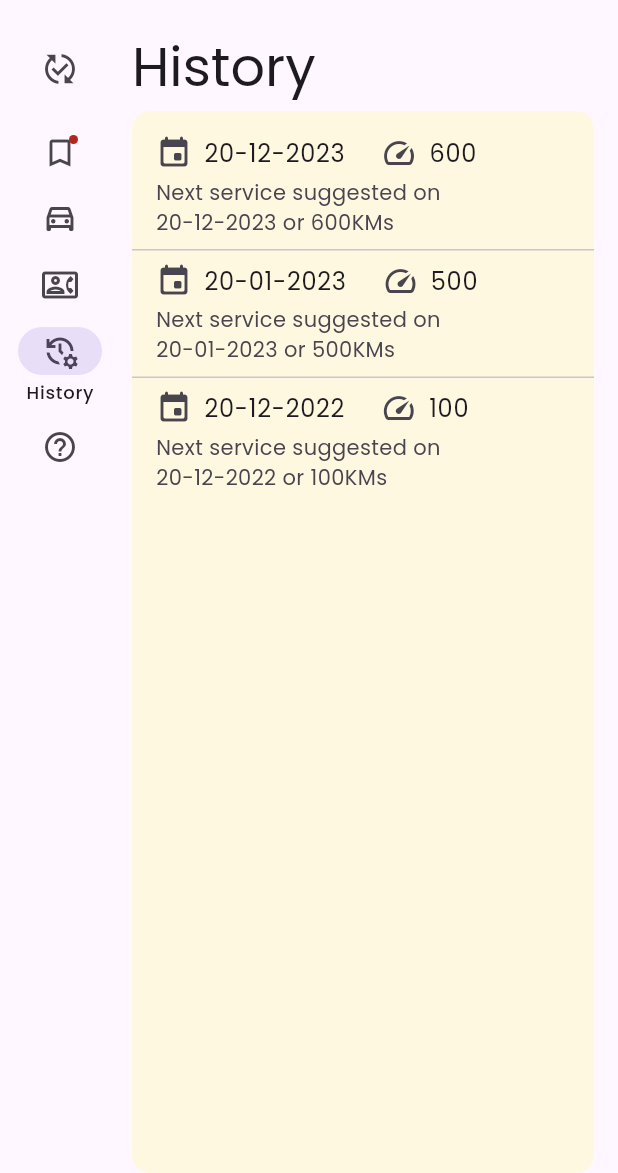
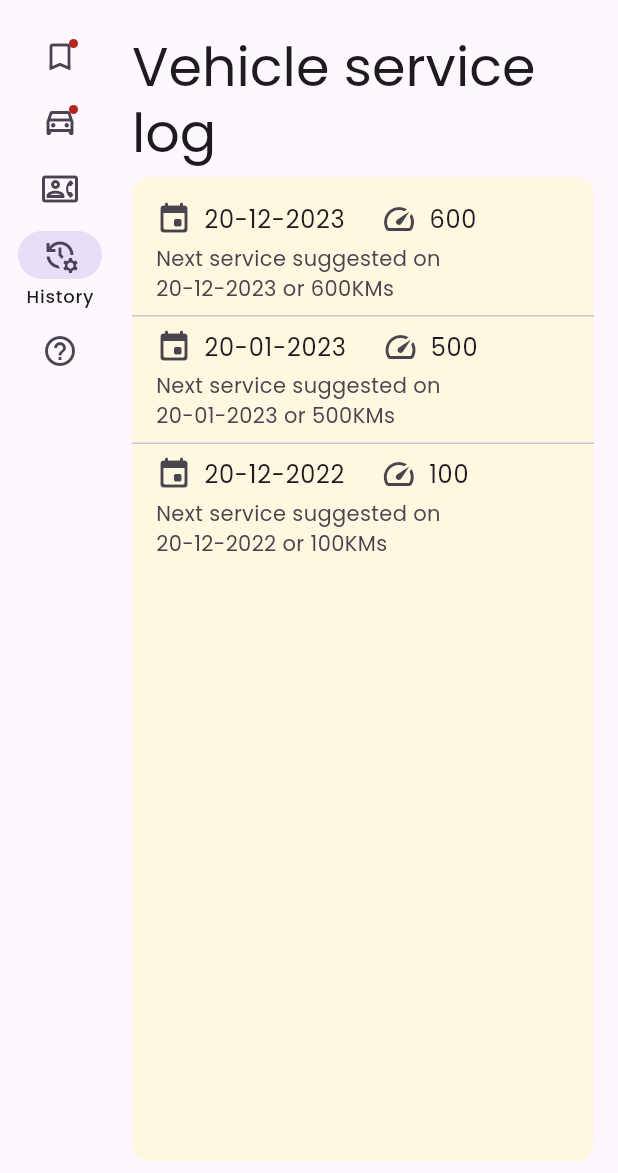
Before and after one commit to omkartapale/pitstop_service, a Flutter app: the screen it shows after launch, after a tap on "Vehicle", after a tap on "Contact", after a tap on "History", on a phone screen of 412 x 824 dp, the part 63-1236 px from its top. Run offline on Flutter 3.47's test engine with Material 3 defaults, Android fonts, the phone set to English and light mode, and no system bars; our stand-ins replace google_fonts; missing offline and left inert: o3d.

Commit message:
improve (UI): Minor UI corrections
- Add KD's Pitstop logo to asset
- Change titles for all screen
- Add bottom space on all screen
- Remove leading icon button from NavigationRail
- Add Appbar leading button functionality to switch to default screen
- Add demo alert badge to Vehicle NavRail option
- Create demo alert UI for Due service card
- Replace logo on About screen
- Change placements for cards in horizontal
- Remove Garage Emergency contact tile

```diff
--- a/lib/app.dart
+++ b/lib/app.dart
@@ -40,7 +40,14 @@ class _ServiceAppState extends State<ServiceApp> {
   Widget build(BuildContext context) {
     return Scaffold(
       appBar: AppBar(
-        leading: const Icon(Icons.published_with_changes, size: 24),
+        leading: IconButton(
+          icon: const Icon(Icons.published_with_changes),
+          onPressed: () {
+            setState(() {
+              _selectedIndex = 0;
+            });
+          },
+        ),
         leadingWidth: 80,
         title: const Text('KD\'s Pitstop Service'),
       ),
@@ -48,14 +55,14 @@ class _ServiceAppState extends State<ServiceApp> {
         child: Row(
           children: <Widget>[
             NavigationRail(
-              leading: Column(
-                children: [
-                  IconButton(
-                      icon: const Icon(Icons.published_with_changes),
-                      onPressed: () {}),
-                  const SizedBox(height: 8.0),
-                ],
-              ),
+              // leading: Column(
+              //   children: [
+              //     IconButton(
+              //         icon: const Icon(Icons.published_with_changes),
+              //         onPressed: () {}),
+              //     const SizedBox(height: 8.0),
+              //   ],
+              // ),
               // leading:
               //     IconButton(icon: const Icon(Icons.menu), onPressed: () {}),
               // trailing: FloatingActionButton(
@@ -80,8 +87,8 @@ class _ServiceAppState extends State<ServiceApp> {
                   label: Text('Service'),
                 ),
                 NavigationRailDestination(
-                  icon: Icon(Icons.time_to_leave_outlined),
-                  selectedIcon: Icon(Icons.time_to_leave),
+                  icon: Badge(child: Icon(Icons.time_to_leave_outlined)),
+                  selectedIcon: Badge(child: Icon(Icons.time_to_leave)),
                   label: Text('Vehicle'),
                 ),
                 NavigationRailDestination(
--- a/lib/pages/about.dart
+++ b/lib/pages/about.dart
@@ -31,7 +31,7 @@ class _AboutState extends State<About> {
         Container(
           padding: const EdgeInsets.all(8),
           child: Text(
-            'About',
+            'About KD\'s software',
             style: Theme.of(context).textTheme.displaySmall,
           ),
         ),
@@ -50,13 +50,13 @@ class _AboutState extends State<About> {
                     onTap: _incrementCounter,
                     splashColor: Colors.transparent,
                     highlightColor: Colors.transparent,
-                    child: const FlutterLogo(size: 80),
+                    child: Image.asset('assets/logo.png'),
                   ),
-                  const SizedBox(height: 8.0),
-                  Text(
-                    'KD\'s Pitstop',
-                    style: Theme.of(context).textTheme.displaySmall,
-                  ),
+                  // const SizedBox(height: 8.0),
+                  // Text(
+                  //   'KD\'s Pitstop',
+                  //   style: Theme.of(context).textTheme.displaySmall,
+                  // ),
                   Text(
                     'Service Log Application',
                     style: Theme.of(context).textTheme.titleLarge,
@@ -88,6 +88,7 @@ class _AboutState extends State<About> {
             ),
           ),
         ),
+        const SizedBox(height: 8.0),
       ],
     );
   }
--- a/lib/pages/contact.dart
+++ b/lib/pages/contact.dart
@@ -12,18 +12,24 @@ class Contact extends StatelessWidget {
           Container(
             padding: const EdgeInsets.all(8),
             child: Text(
-              'KD\'s Pitstop at your service',
+              'Pitstop at your service',
               style: Theme.of(context).textTheme.displaySmall,
             ),
           ),
-          Card(
+          Row(
+            crossAxisAlignment: CrossAxisAlignment.start,
+            children: [
+              Expanded(
+                flex: 3,
+                child: Card(
                   // color: Colors.red.shade100,
                   shadowColor: Colors.transparent,
-            margin: const EdgeInsets.only(left: 8.0, right: 16.0),
+                  margin: const EdgeInsets.only(left: 8.0, right: 8.0),
                   clipBehavior: Clip.hardEdge,
                   child: Container(
                     padding: const EdgeInsets.all(16.0),
-              alignment: Alignment.topLeft,
+                    // alignment: Alignment.topLeft,
+
                     child: Column(
                       // mainAxisAlignment: MainAxisAlignment.center,
                       crossAxisAlignment: CrossAxisAlignment.start,
@@ -62,8 +68,7 @@ class Contact extends StatelessWidget {
                           '+91 855 485 1010',
                         ),
                         const SizedBox(height: 16.0),
-                  OverflowBar(
-                    // alignment: MainAxisAlignment.end,
+                        Wrap(
                           children: [
                             TextButton.icon(
                               onPressed: () {},
@@ -81,8 +86,10 @@ class Contact extends StatelessWidget {
                     ),
                   ),
                 ),
-          const SizedBox(height: 16.0),
-          Card(
+              ),
+              Expanded(
+                flex: 5,
+                child: Card(
                   color: Colors.red.shade100,
                   shadowColor: Colors.transparent,
                   margin: const EdgeInsets.only(left: 8.0, right: 16.0),
@@ -118,7 +125,8 @@ class Contact extends StatelessWidget {
                           icon: const Icon(Icons.phone),
                         ),
                         onLongPress: () {
-                    ScaffoldMessenger.of(context).showSnackBar(const SnackBar(
+                          ScaffoldMessenger.of(context)
+                              .showSnackBar(const SnackBar(
                             content: Text(
                               'Edit emergency contact',
                               textAlign: TextAlign.center,
@@ -137,7 +145,8 @@ class Contact extends StatelessWidget {
                           icon: const Icon(Icons.phone),
                         ),
                         onLongPress: () {
-                    ScaffoldMessenger.of(context).showSnackBar(const SnackBar(
+                          ScaffoldMessenger.of(context)
+                              .showSnackBar(const SnackBar(
                             content: Text(
                               'Edit emergency contact',
                               textAlign: TextAlign.center,
@@ -145,19 +154,19 @@ class Contact extends StatelessWidget {
                           ));
                         },
                       ),
-                ListTile(
-                  leading: const Icon(Icons.car_repair),
-                  title: const Text('Emergency Garage'),
-                  subtitle: const Text(
-                    'KD Car Care Service Helpline\n'
-                    '+91 855 485 1010',
-                  ),
-                  trailing: IconButton.filled(
-                    onPressed: () {},
-                    color: Colors.white,
-                    icon: const Icon(Icons.phone),
-                  ),
-                ),
+                      // ListTile(
+                      //   leading: const Icon(Icons.car_repair),
+                      //   title: const Text('Emergency Garage'),
+                      //   subtitle: const Text(
+                      //     'KD Car Care Service Helpline\n'
+                      //     '+91 855 485 1010',
+                      //   ),
+                      //   trailing: IconButton.filled(
+                      //     onPressed: () {},
+                      //     color: Colors.white,
+                      //     icon: const Icon(Icons.phone),
+                      //   ),
+                      // ),
                       ListTile(
                         leading: const Icon(Icons.assistant_direction_outlined),
                         title: const Text('NHAI Toll Free Helpline 24x7'),
@@ -176,6 +185,10 @@ class Contact extends StatelessWidget {
                     ],
                   ),
                 ),
+              ),
+            ],
+          ),
+          const SizedBox(height: 8.0),
         ],
       ),
     );
--- a/lib/pages/history.dart
+++ b/lib/pages/history.dart
@@ -18,7 +18,7 @@ class History extends StatelessWidget {
         Container(
           padding: const EdgeInsets.all(8),
           child: Text(
-            'History',
+            'Vehicle service log',
             style: Theme.of(context).textTheme.displaySmall,
           ),
         ),
@@ -82,6 +82,7 @@ class History extends StatelessWidget {
             ),
           ),
         ),
+        const SizedBox(height: 8.0),
       ],
     );
   }
--- a/lib/pages/last_service.dart
+++ b/lib/pages/last_service.dart
@@ -12,7 +12,7 @@ class LastService extends StatelessWidget {
           Container(
             padding: const EdgeInsets.all(8),
             child: Text(
-              'Last Service Log',
+              'Service dashboard',
               style: Theme.of(context).textTheme.displaySmall,
             ),
           ),
@@ -51,7 +51,7 @@ class LastService extends StatelessWidget {
               Expanded(
                 flex: 1,
                 child: Card(
-                  color: Colors.yellow.shade100,
+                  color: Colors.red.shade100,
                   shadowColor: Colors.transparent,
                   margin: const EdgeInsets.only(left: 8.0, right: 8.0),
                   child: Container(
@@ -59,9 +59,18 @@ class LastService extends StatelessWidget {
                     child: Column(
                       crossAxisAlignment: CrossAxisAlignment.start,
                       children: [
-                        Text(
-                          'Due Service',
-                          style: Theme.of(context).textTheme.titleLarge,
+                        Row(
+                          children: [
+                            Text(
+                              'Due Service',
+                              style: Theme.of(context).textTheme.titleLarge,
+                            ),
+                            const SizedBox(width: 8.0),
+                            const Icon(
+                              Icons.error_outline_rounded,
+                              color: Colors.deepOrange,
+                            ),
+                          ],
                         ),
                         const SizedBox(height: 16.0),
                         Row(
@@ -216,6 +225,7 @@ class LastService extends StatelessWidget {
               ),
             ],
           ),
+          const SizedBox(height: 8.0),
         ],
       ),
     );
--- a/lib/pages/vehicle_info.dart
+++ b/lib/pages/vehicle_info.dart
@@ -16,7 +16,7 @@ class VehicleInfo extends StatelessWidget {
           Container(
             padding: const EdgeInsets.all(8),
             child: Text(
-              'Vehicle Specifications',
+              'Vehicle specifications',
               style: Theme.of(context).textTheme.displaySmall,
             ),
           ),
@@ -397,6 +397,7 @@ class VehicleInfo extends StatelessWidget {
               ),
             ],
           ),
+          const SizedBox(height: 8.0),
         ],
       ),
     );
```
Also changed, not shown: assets/2.0x/logo.png (added), assets/3.0x/logo.png (added), assets/logo.png (added). Lines whose indentation alone changed are shown as unchanged.
